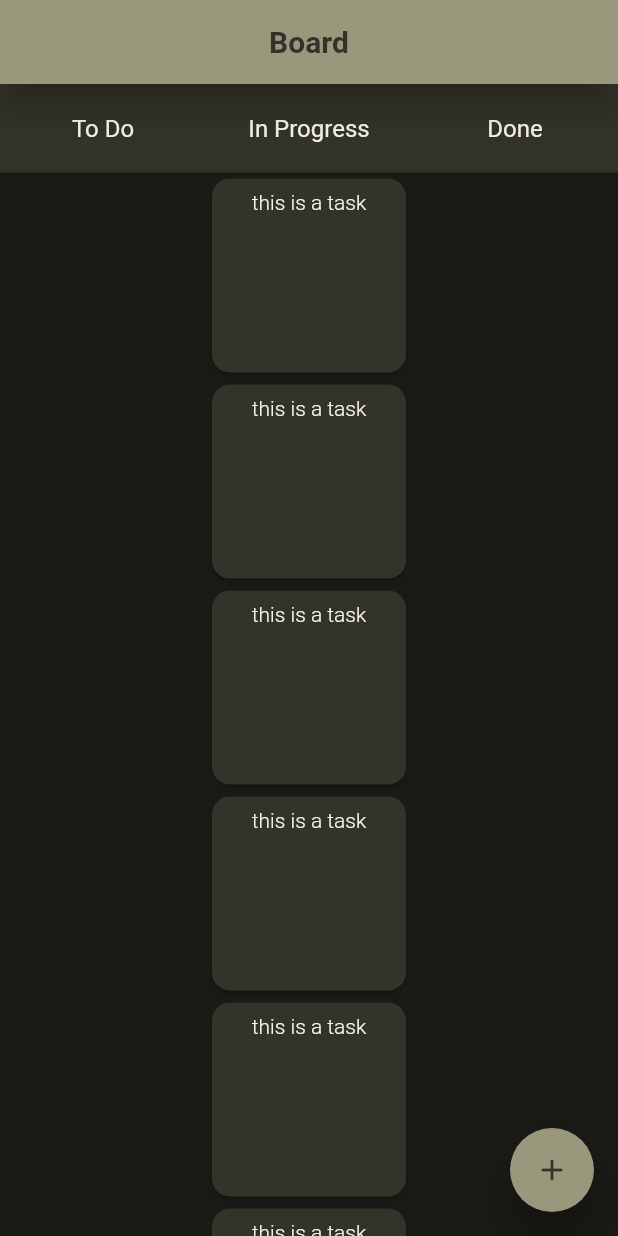
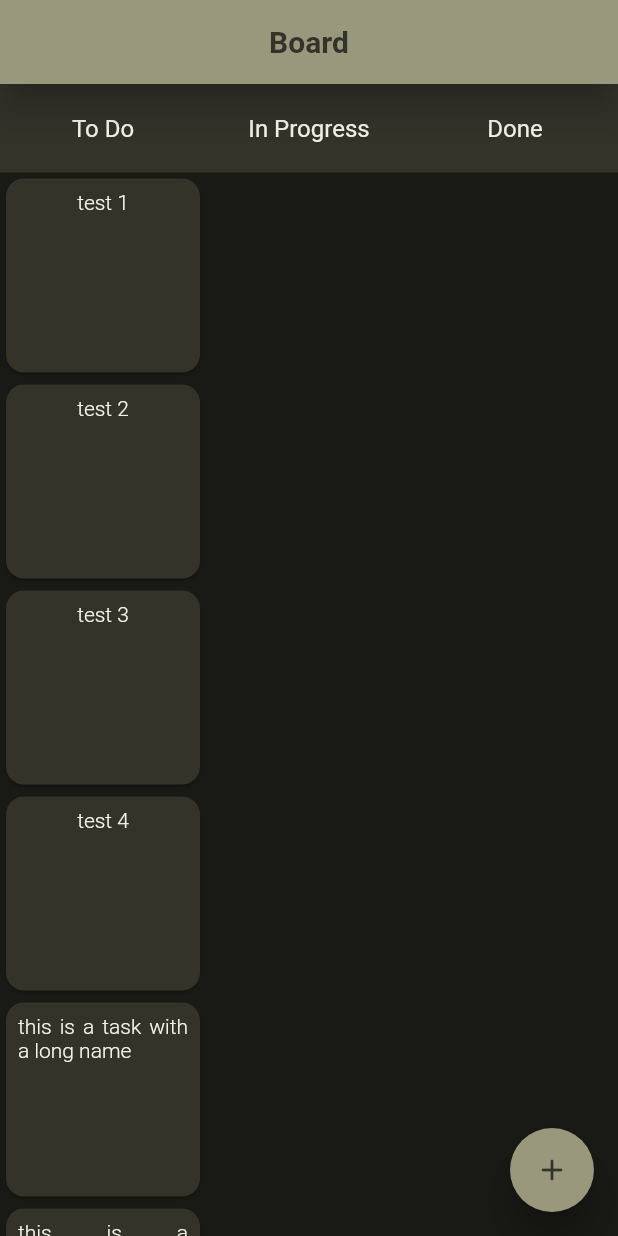
Before and after one commit to KimiyaZargari/kanban_app, a Flutter app: the ProjectBoardPage widget shown alone on an empty page, opened directly with empty values, on a phone screen of 412 x 824 dp. Run offline on Flutter 3.47's test engine with Material 2 defaults, Android fonts, the phone set to English and light mode, and no system bars; our stand-ins replace auto_route, dartz, flutter_riverpod, freezed_annotation, hive; accounts and stored records are empty.

Commit message:
make task cards draggable

```diff
--- /dev/null
+++ b/lib/presentation/board/notifiers/board.dart
@@ -0,0 +1,25 @@
+import 'package:flutter_riverpod/flutter_riverpod.dart';
+import 'package:freezed_annotation/freezed_annotation.dart';
+
+part 'board.freezed.dart';
+
+part 'board_state.dart';
+
+final boardNotifierProvider =
+    StateNotifierProvider<BoardNotifier, BoardState>((ref) => BoardNotifier());
+
+class BoardNotifier extends StateNotifier<BoardState> {
+  BoardNotifier() : super(_Initial());
+  List<String> todo = [
+        'test 1',
+        'test 2',
+        'test 3',
+        'test 4',
+
+        'this is a task with a long name',
+        'this is a taaaaaask with a veryyyy  long name',
+        'normal name'
+      ],
+      inProgress = [],
+      done = [];
+}
--- /dev/null
+++ b/lib/presentation/board/notifiers/board_state.dart
@@ -0,0 +1,10 @@
+part of 'board.dart';
+
+@freezed
+class BoardState with _$BoardState {
+  factory BoardState.initial() = _Initial;
+
+  factory BoardState.loaded() = _Loaded;
+
+  factory BoardState.networkError(String message) = _NetworkError;
+}
--- a/lib/presentation/project_board/screens/project_board.dart
+++ b/lib/presentation/board/screens/board.dart
@@ -1,26 +1,19 @@
 import 'package:auto_route/annotations.dart';
 import 'package:flutter/cupertino.dart';
 import 'package:flutter/material.dart';
+import 'package:flutter_riverpod/flutter_riverpod.dart';
+import 'package:kanban_app/presentation/board/notifiers/board.dart';
 import 'package:kanban_app/presentation/core/widgets/page_base.dart';
-import 'package:kanban_app/presentation/project_board/widgets/task_card.dart';
+import 'package:kanban_app/presentation/board/widgets/task_card.dart';
 
-class ProjectBoardPage extends StatelessWidget {
+class ProjectBoardPage extends ConsumerWidget {
   const ProjectBoardPage({@pathParam required int id, Key? key})
       : super(key: key);
 
   @override
-  Widget build(BuildContext context) {
-    final List<String> data = [
-      'this is a task',
-      'this is a task',
-      'this is a task',
-      'this is a task',
-      'this is a task',
-      'this is a task',
-      'this is a task with a long name',
-      'this is a taaaaaask with a veryyyy  long name',
-      'normal name'
-    ];
+  Widget build(BuildContext context, ref) {
+    final state = ref.watch(boardNotifierProvider);
+    final notifier = ref.watch(boardNotifierProvider.notifier);
     return PageBase(
         title: 'Board',
         floatingActionButton: FloatingActionButton(
@@ -60,18 +53,33 @@ class ProjectBoardPage extends StatelessWidget {
                   crossAxisAlignment: CrossAxisAlignment.start,
                   children: [
                     Expanded(
-                      child: Column(children: []),
+                      child: Column(
+                        children: notifier.todo
+                            .map((e) => Draggable(
+                                  data: e,
+                                  child: TaskCard(e),
+                                  feedback: TaskCard(e),
+                                ))
+                            .toList(),
+                      ),
                     ),
                     Expanded(
                       child: Container(
                         child: Column(
-                          children: data.map((e) => TaskCard(e)).toList(),
+                          children: notifier.inProgress
+                              .map((e) => TaskCard(e))
+                              .toList(),
                         ),
                       ),
                     ),
                     Expanded(
                       child: Column(
-                        children: [],
+                        children: notifier.done
+                            .map((e) => Draggable(
+                                data: e,
+                                feedback: TaskCard(e),
+                                child: TaskCard(e)))
+                            .toList(),
                       ),
                     ),
                   ],
--- /dev/null
+++ b/lib/presentation/board/widgets/task_card.dart
@@ -0,0 +1,60 @@
+import 'package:flutter/cupertino.dart';
+import 'package:flutter/material.dart';
+
+class TaskCard extends StatelessWidget {
+  final String name;
+
+  const TaskCard(this.name, {Key? key}) : super(key: key);
+
+  @override
+  Widget build(BuildContext context) {
+    return LongPressDraggable<String>(
+      data: name,
+      childWhenDragging: AspectRatio(
+        aspectRatio: 1,
+        child: Card(
+          color: Theme.of(context).disabledColor,
+        ),
+      ),
+      feedback: Container(
+        height: MediaQuery.of(context).size.width / 3 + 10,
+        width: MediaQuery.of(context).size.width / 3 + 10,
+        child: Card(
+          elevation: 10,
+          child: Padding(
+            padding: const EdgeInsets.all(8.0),
+            child: Column(
+              children: [
+                Text(
+                  name,
+                  textAlign: TextAlign.justify,
+                  style: Theme.of(context).textTheme.bodySmall,
+                  softWrap: true,
+                )
+              ],
+            ),
+          ),
+        ),
+      ),
+      child: AspectRatio(
+        aspectRatio: 1,
+        child: Card(
+          elevation: 1,
+          child: Padding(
+            padding: const EdgeInsets.all(8.0),
+            child: Column(
+              children: [
+                Text(
+                  name,
+                  textAlign: TextAlign.justify,
+                  style: Theme.of(context).textTheme.bodySmall,
+                  softWrap: true,
+                )
+              ],
+            ),
+          ),
+        ),
+      ),
+    );
+  }
+}
--- a/lib/presentation/project_board/widgets/task_card.dart
+++ /dev/null
@@ -1,32 +0,0 @@
-import 'package:flutter/cupertino.dart';
-import 'package:flutter/material.dart';
-
-class TaskCard extends StatelessWidget {
-  final String name;
-
-  const TaskCard(this.name, {Key? key}) : super(key: key);
-
-  @override
-  Widget build(BuildContext context) {
-    return AspectRatio(
-      aspectRatio: 1,
-      child: Card(
-        elevation: 1,
-        child: Padding(
-          padding: const EdgeInsets.all(8.0),
-          child: Column(
-            children: [
-              Expanded(
-                  child: Text(
-                name,
-                textAlign: TextAlign.justify,
-                style: Theme.of(context).textTheme.bodySmall,
-                softWrap: true,
-              ))
-            ],
-          ),
-        ),
-      ),
-    );
-  }
-}
--- a/lib/presentation/routes/router.dart
+++ b/lib/presentation/routes/router.dart
@@ -2,7 +2,7 @@ import 'package:auto_route/annotations.dart';
 import 'package:auto_route/auto_route.dart';
 import 'package:kanban_app/presentation/project/screens/create_project.dart';
 import 'package:kanban_app/presentation/project/screens/projects.dart';
-import 'package:kanban_app/presentation/project_board/screens/project_board.dart';
+import 'package:kanban_app/presentation/board/screens/board.dart';
 
 @MaterialAutoRouter(
   replaceInRouteName: 'Page,Route',
```
Also changed, not shown: lib/presentation/board/notifiers/board.freezed.dart (added), lib/presentation/routes/router.gr.dart.
